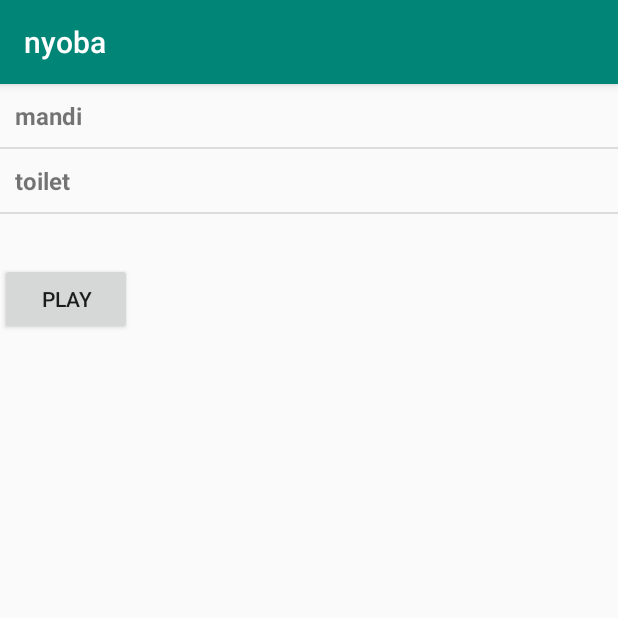
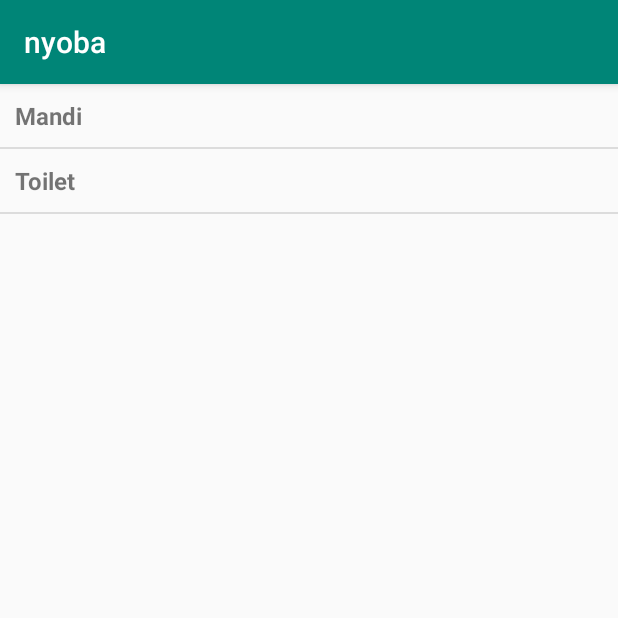
Before and after one commit to aldy96/nyoba2, an Android app: the screen it shows after launch (MainActivity), on a phone screen of 412 x 824 dp, the top half of it. Run offline under Robolectric (Android 15) with nearby library versions, the phone set to English and light mode, and no system bars.

Commit message:
Second Commit

```diff
--- a/app/src/main/java/com/lasveva/nyoba/MainActivity.java
+++ b/app/src/main/java/com/lasveva/nyoba/MainActivity.java
@@ -10,55 +10,93 @@ import android.widget.ArrayAdapter;
 import android.widget.Button;
 import android.widget.ListView;
 import android.widget.TextView;
+import android.widget.Toast;
 
 public class MainActivity extends AppCompatActivity {
 
-    String[] dataArray = {"mandi", "toilet", "apes", "arya", "rizki", "upi"};
-    TextView textView;
-    Button b;
+//    String[] dataArray = {"mandi", "toilet", "apes", "arya", "rizki", "upi"};
+
+//    inisialisasi variabel
+    private TextView textView;
+    private Button b;
+    private ListView listView;
+    private MediaPlayer mp;
 
     @Override
     protected void onCreate(Bundle savedInstanceState) {
         super.onCreate(savedInstanceState);
         setContentView(R.layout.activity_main);
 
-        final Handler handler = new Handler();
-        final Handler handler1 = new Handler();
+//        perkenalan variabel dengan komponen
+        b = findViewById(R.id.but);
+        textView = findViewById(R.id.text1);
+        listView =findViewById(R.id.list);
+        b.setVisibility(View.INVISIBLE);
+
+//        final Handler handler = new Handler();
+//        final Handler handler1 = new Handler();
 
 
-        final ArrayAdapter arrayAdapter = new ArrayAdapter<String>(this, R.layout.listview, dataArray);
+//        final ArrayAdapter arrayAdapter = new ArrayAdapter<String>(this, R.layout.listview, dataArray);
 
-        final ListView listView = (ListView) findViewById(R.id.list);
-        listView.setAdapter(arrayAdapter);
 
-        b = (Button) findViewById(R.id.but);
+//        listView.setAdapter(arrayAdapter);
+        b.setOnClickListener(new View.OnClickListener() {
+            @Override
+            public void onClick(View v) {
 
-        textView = (TextView) findViewById(R.id.text1);
+            }
+        });
 
+        ArrayAdapter<String>mAdapter = new ArrayAdapter<String>(this,
+                R.layout.listview,getResources().getStringArray(R.array.dataArray));
+
+        listView.setAdapter(mAdapter);
         listView.setOnItemClickListener(new AdapterView.OnItemClickListener() {
             @Override
             public void onItemClick(AdapterView<?> parent, View view, int position, long id) {
-
-                musik m = new musik(dataArray[position], dataArray[position]);
-                textView.setText(m.nama);
-
-                int resd = getResources().getIdentifier(m.lagu, "raw", getPackageName());
-
-                final MediaPlayer mp = MediaPlayer.create(MainActivity.this, resd);
+//                hitungan dimulai dari 0 yaitu mandi, kemudian 1 yaitu toilet dst
+                if (position==0){
+                    mp= MediaPlayer.create(MainActivity.this,R.raw.mandi);
+                    mp.start();
+                    Toast.makeText(MainActivity.this,"Saya Ingin Mandi",Toast.LENGTH_SHORT).show();
+                } else if (position==1){
+                    mp= MediaPlayer.create(MainActivity.this,R.raw.toilet);
+                    mp.start();
+                } else {
+                    Toast.makeText(MainActivity.this,"Saya Ingin ke Toilet",Toast.LENGTH_SHORT).show();
+                }
+            }
+        });
 
 
-                b.setOnClickListener(new View.OnClickListener() {
-                    @Override
-                    public void onClick(View v) {
 
-                     mp.start();
-                     mp.start();
 
-                    }
-                });
-            }
-            String t = textView.getText().toString();
-        });
+//
+//        listView.setOnItemClickListener(new AdapterView.OnItemClickListener() {
+//            @Override
+//            public void onItemClick(AdapterView<?> parent, View view, int position, long id) {
+//
+//                musik m = new musik(dataArray[position], dataArray[position]);
+//                textView.setText(m.nama);
+//
+//                int resd = getResources().getIdentifier(m.lagu, "raw", getPackageName());
+//
+//                final MediaPlayer mp = MediaPlayer.create(MainActivity.this, resd);
+//
+//
+//                b.setOnClickListener(new View.OnClickListener() {
+//                    @Override
+//                    public void onClick(View v) {
+//
+//                     mp.start();
+//                     mp.start();
+//
+//                    }
+//                });
+//            }
+//            String t = textView.getText().toString();
+//        });
 
 
     }
--- a/app/src/main/res/values/strings.xml
+++ b/app/src/main/res/values/strings.xml
@@ -1,4 +1,9 @@
 <resources>
     <string name="app_name">nyoba</string>
     <string name="action_settings">Settings</string>
+
+    <string-array name="dataArray">
+        <item>Mandi</item>
+        <item>Toilet</item>
+    </string-array>
 </resources>
```
